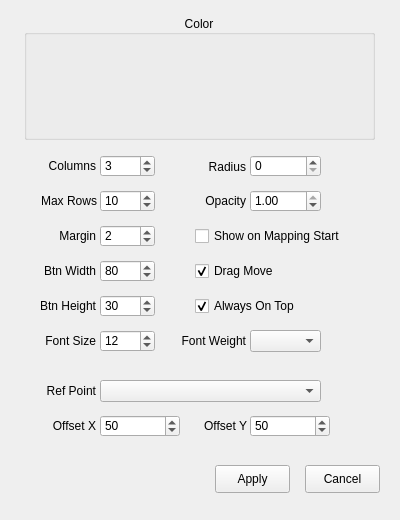
Before: the Qt Designer form QKeyMapper/qvbuttonpanelsetupdialog.ui in Zalafina/QKeyMapper, drawn with Qt 5.
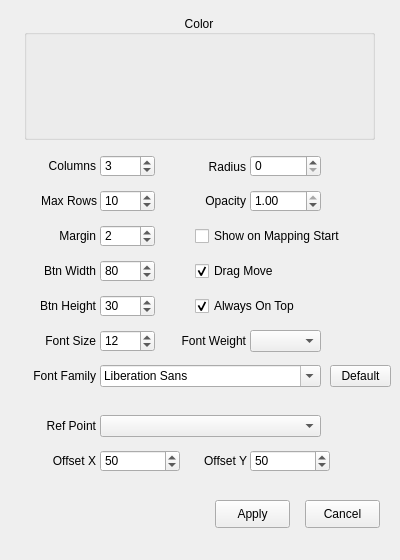
After: the same form once the commit is applied.

Commit message: Set floating button & VButton font family.

Patch:
```diff
--- a/QKeyMapper/qvbuttonpanelsetupdialog.ui
+++ b/QKeyMapper/qvbuttonpanelsetupdialog.ui
@@ -7,7 +7,7 @@
     <x>0</x>
     <y>0</y>
     <width>400</width>
-        <height>520</height>
+    <height>560</height>
    </rect>
   </property>
   <property name="sizePolicy">
@@ -19,13 +19,13 @@
   <property name="minimumSize">
    <size>
     <width>400</width>
-        <height>520</height>
+    <height>560</height>
    </size>
   </property>
   <property name="maximumSize">
    <size>
     <width>400</width>
-        <height>520</height>
+    <height>560</height>
    </size>
   </property>
   <property name="windowTitle">
@@ -371,7 +371,7 @@
    <property name="geometry">
     <rect>
      <x>16</x>
-      <y>380</y>
+     <y>415</y>
      <width>80</width>
      <height>22</height>
     </rect>
@@ -387,7 +387,7 @@
    <property name="geometry">
     <rect>
      <x>100</x>
-      <y>380</y>
+     <y>415</y>
      <width>221</width>
      <height>22</height>
     </rect>
@@ -400,7 +400,7 @@
    <property name="geometry">
     <rect>
      <x>16</x>
-      <y>415</y>
+     <y>450</y>
      <width>80</width>
      <height>22</height>
     </rect>
@@ -416,7 +416,7 @@
    <property name="geometry">
     <rect>
      <x>100</x>
-      <y>415</y>
+     <y>450</y>
      <width>80</width>
      <height>22</height>
     </rect>
@@ -438,7 +438,7 @@
    <property name="geometry">
     <rect>
      <x>176</x>
-      <y>415</y>
+     <y>450</y>
      <width>71</width>
      <height>22</height>
     </rect>
@@ -454,7 +454,7 @@
    <property name="geometry">
     <rect>
      <x>250</x>
-      <y>415</y>
+     <y>450</y>
      <width>80</width>
      <height>22</height>
     </rect>
@@ -476,7 +476,7 @@
    <property name="geometry">
     <rect>
      <x>215</x>
-      <y>465</y>
+     <y>500</y>
      <width>75</width>
      <height>28</height>
     </rect>
@@ -495,7 +495,7 @@
    <property name="geometry">
     <rect>
      <x>305</x>
-      <y>465</y>
+     <y>500</y>
      <width>75</width>
      <height>28</height>
     </rect>
@@ -574,6 +574,54 @@
     <enum>Qt::FocusPolicy::NoFocus</enum>
    </property>
   </widget>
+  <widget class="QLabel" name="btnFontFamilyLabel">
+   <property name="geometry">
+    <rect>
+     <x>5</x>
+     <y>365</y>
+     <width>91</width>
+     <height>22</height>
+    </rect>
+   </property>
+   <property name="text">
+    <string>Font Family</string>
+   </property>
+   <property name="alignment">
+    <set>Qt::AlignmentFlag::AlignRight|Qt::AlignmentFlag::AlignTrailing|Qt::AlignmentFlag::AlignVCenter</set>
+   </property>
+  </widget>
+  <widget class="QFontComboBox" name="btnFontFamilyComboBox">
+   <property name="geometry">
+    <rect>
+     <x>100</x>
+     <y>365</y>
+     <width>221</width>
+     <height>22</height>
+    </rect>
+   </property>
+   <property name="focusPolicy">
+    <enum>Qt::FocusPolicy::NoFocus</enum>
+   </property>
+  </widget>
+  <widget class="QPushButton" name="btnFontFamilyDefaultButton">
+   <property name="geometry">
+    <rect>
+     <x>330</x>
+     <y>365</y>
+     <width>61</width>
+     <height>22</height>
+    </rect>
+   </property>
+   <property name="text">
+    <string>Default</string>
+   </property>
+   <property name="autoDefault">
+    <bool>false</bool>
+   </property>
+   <property name="default">
+    <bool>false</bool>
+   </property>
+  </widget>
  </widget>
  <resources/>
  <connections>
```
Lines whose indentation alone changed are shown as unchanged. The commit also changes 15 other files.
